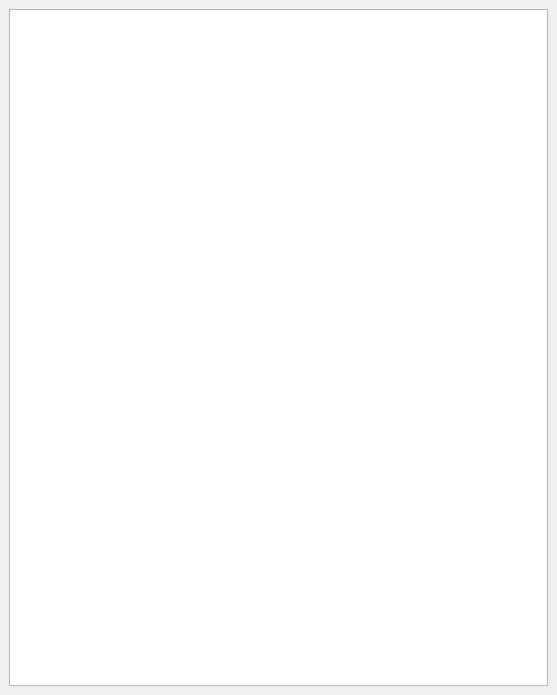
This is editor/layout/particleparams.ui in Vavius/moai-ide as Qt 5 draws it before an edit. The edited form follows.
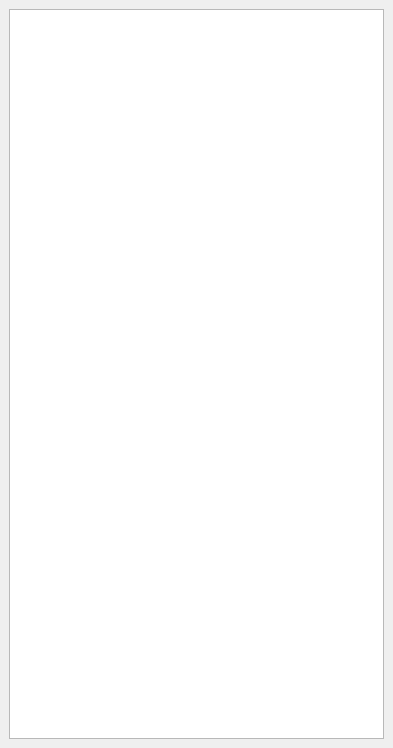
This is the edited form.

Diff of the .ui file:
```diff
--- a/editor/layout/particleparams.ui
+++ b/editor/layout/particleparams.ui
@@ -6,8 +6,8 @@
    <rect>
     <x>0</x>
     <y>0</y>
-    <width>557</width>
-    <height>695</height>
+    <width>393</width>
+    <height>748</height>
    </rect>
   </property>
   <property name="windowTitle">
@@ -27,7 +27,10 @@
        <bool>true</bool>
       </property>
       <property name="indentation">
-       <number>0</number>
+       <number>20</number>
+      </property>
+      <property name="animated">
+       <bool>true</bool>
       </property>
      </widget>
     </item>
```
Left out of the diff: 6 changed lines with no effect on the pictures.
